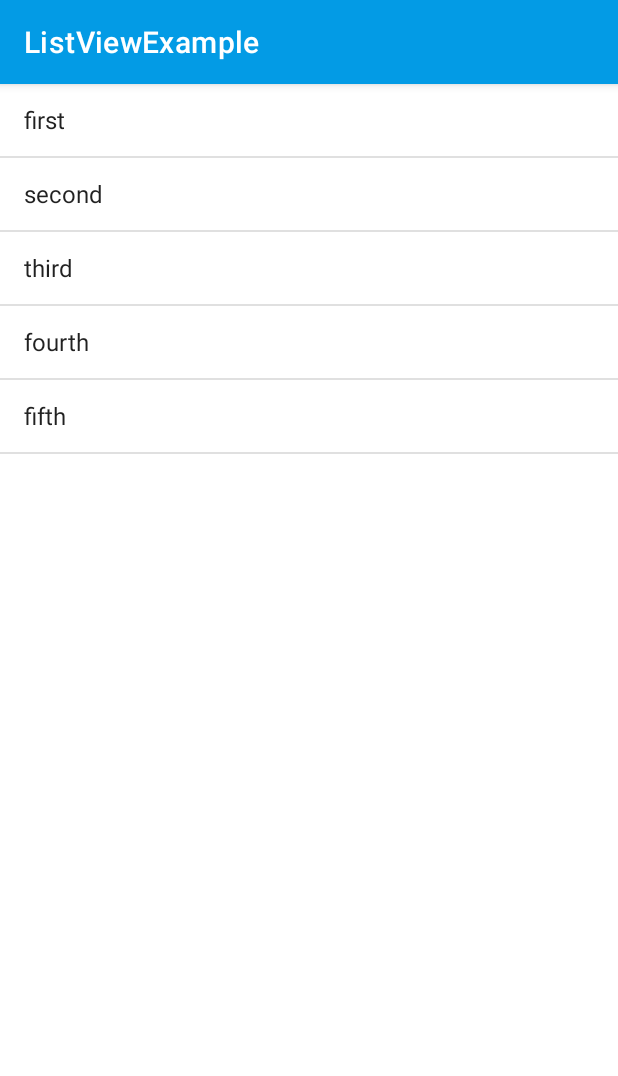
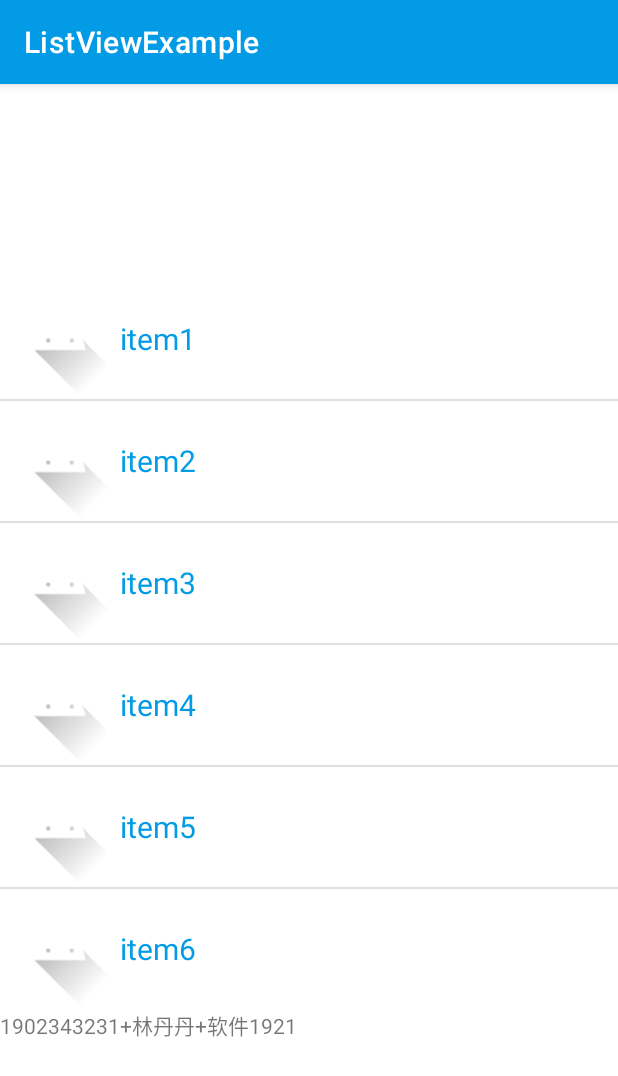
Before and after one commit to dandan1232/AndoridStudy, an Android app: the screen it shows after launch (MainActivity before the commit, SimpleAdapterActivity after it), on a phone screen of 412 x 824 dp. Shown: the top 1076 px of the screen. Run offline under Robolectric (Android 15) with nearby library versions, the phone set to English and light mode, and no system bars.

Commit message:
简单图片+名字列表

```diff
--- a/listviewexample/src/main/AndroidManifest.xml
+++ b/listviewexample/src/main/AndroidManifest.xml
@@ -9,13 +9,16 @@
         android:roundIcon="@mipmap/ic_launcher_round"
         android:supportsRtl="true"
         android:theme="@style/Theme.AndoridStudy">
-        <activity android:name=".MainActivity">
+        <activity android:name=".SimpleAdapterActivity">
             <intent-filter>
                 <action android:name="android.intent.action.MAIN" />
 
                 <category android:name="android.intent.category.LAUNCHER" />
             </intent-filter>
         </activity>
+        <activity android:name=".MainActivity">
+
+        </activity>
     </application>
 
 </manifest>
--- /dev/null
+++ b/listviewexample/src/main/java/online/danbao/listviewexample/SimpleAdapterActivity.java
@@ -0,0 +1,42 @@
+package online.danbao.listviewexample;
+
+import androidx.appcompat.app.AppCompatActivity;
+
+import android.os.Bundle;
+import android.widget.ListView;
+import android.widget.SimpleAdapter;
+
+import java.util.ArrayList;
+import java.util.HashMap;
+import java.util.List;
+import java.util.Map;
+
+public class SimpleAdapterActivity extends AppCompatActivity {
+    ListView lv;
+    List<Map<String, Object>> list;
+    private int[] images = {R.drawable.ic_launcher_foreground, R.drawable.ic_launcher_foreground,
+            R.drawable.ic_launcher_foreground, R.drawable.ic_launcher_foreground,
+            R.drawable.ic_launcher_foreground,R.drawable.ic_launcher_foreground};
+
+    @Override
+    protected void onCreate(Bundle savedInstanceState) {
+        super.onCreate(savedInstanceState);
+        setContentView(R.layout.activity_simpleadapter);
+        lv = (ListView) findViewById(R.id.lv);
+        //1
+        list = new ArrayList<Map<String, Object>>();
+        for (int i = 1; i < 7; i++) {
+            Map<String, Object> map = new HashMap<String, Object>();
+            map.put("img", images[i - 1]);
+            map.put("text", "item" + i);
+            list.add(map);
+        }
+        //2
+        SimpleAdapter adapter = new SimpleAdapter(this, list,
+                R.layout.simpleadapteritem,
+                new String[]{"img", "text"},
+                new int[]{R.id.iv, R.id.tv});
+        //3
+        lv.setAdapter(adapter);
+    }
+}
--- /dev/null
+++ b/listviewexample/src/main/res/layout/activity_simpleadapter.xml
@@ -0,0 +1,20 @@
+<?xml version="1.0" encoding="utf-8"?>
+<LinearLayout xmlns:android="http://schemas.android.com/apk/res/android"
+    xmlns:app="http://schemas.android.com/apk/res-auto"
+    xmlns:tools="http://schemas.android.com/tools"
+    android:layout_width="match_parent"
+    android:layout_height="match_parent"
+    android:gravity="center"
+    android:orientation="vertical"
+    tools:context=".SimpleAdapterActivity">
+
+    <ListView
+        android:id="@+id/lv"
+        android:layout_width="match_parent"
+        android:layout_height="wrap_content"></ListView>
+
+    <TextView
+        android:layout_width="match_parent"
+        android:layout_height="wrap_content"
+        android:text="1902343231+林丹丹+软件1921" />
+</LinearLayout>
--- /dev/null
+++ b/listviewexample/src/main/res/layout/simpleadapteritem.xml
@@ -0,0 +1,22 @@
+<?xml version="1.0" encoding="utf-8"?>
+<LinearLayout xmlns:android="http://schemas.android.com/apk/res/android"
+    android:layout_width="match_parent"
+    android:layout_height="match_parent"
+    android:gravity="center_vertical"
+    android:orientation="horizontal">
+
+    <ImageView
+        android:layout_width="80dp"
+        android:layout_height="80dp"
+        android:id="@+id/iv"
+        android:src="@drawable/ic_launcher_foreground" />
+
+    <TextView
+        android:layout_width="wrap_content"
+        android:layout_height="wrap_content"
+        android:id="@+id/tv"
+        android:text="TextView"
+        android:textSize="20sp"
+        android:textColor="#039BE5"/>
+
+</LinearLayout>
--- a/listviewexample/src/main/res/values/strings.xml
+++ b/listviewexample/src/main/res/values/strings.xml
@@ -1,6 +1,6 @@
 <resources>
     <string name="app_name">ListViewExample</string>
-    <string-array name="data_array" >
+    <string-array name="data_array">
         <item>first</item>
         <item>second</item>
         <item>third</item>
```
